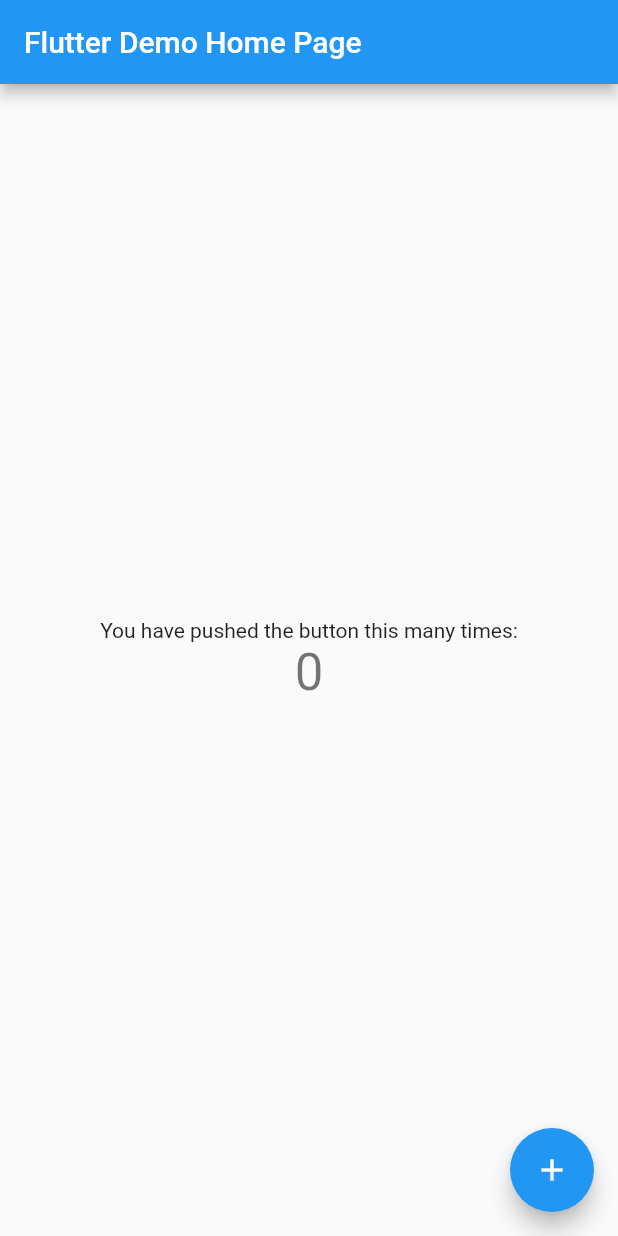
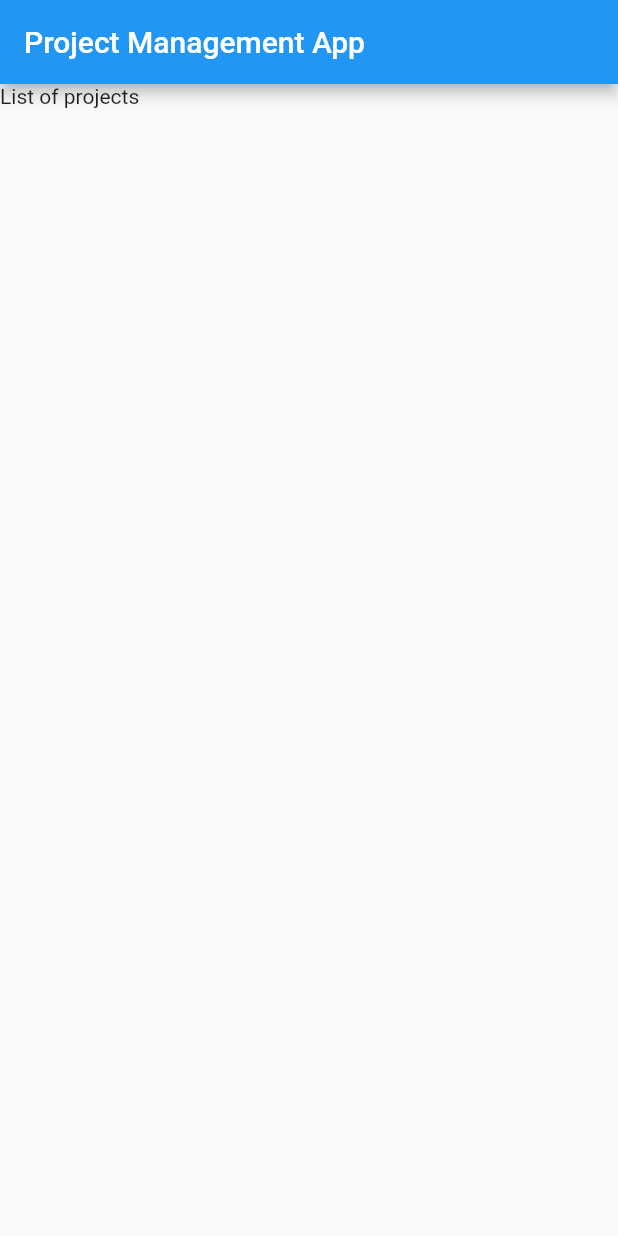
Before and after one commit to Karishma957/project_management_app, a Flutter app: the screen it shows after launch, on a phone screen of 412 x 824 dp. Run offline on Flutter 3.47's test engine with Material 2 defaults, Android fonts, the phone set to English and light mode, and no system bars; missing offline and left inert: mongo_dart.

Commit message:
added data models

```diff
--- /dev/null
+++ b/lib/Service/constants.dart
@@ -0,0 +1,3 @@
+class Constants{
+
+}
--- /dev/null
+++ b/lib/Service/db_connection.dart
@@ -0,0 +1,16 @@
+import 'package:mongo_dart/mongo_dart.dart';
+
+class DBConnection {
+  Db? db;
+
+  Future getConnection() async {
+    db=await Db.create(_getConnectionString());
+    await db?.open();
+    final coll=db?.collection('projects');
+    print(await coll?.find().toList());
+  }
+
+  _getConnectionString() {
+    return "mongodb+srv://Karishma:karishma@cluster0.auku1.mongodb.net/miniProject?retryWrites=true&w=majority";
+  }
+}
--- a/lib/main.dart
+++ b/lib/main.dart
@@ -1,4 +1,5 @@
 import 'package:flutter/material.dart';
+import 'package:project_management_app/Service/db_connection.dart';
 
 void main() {
   runApp(const MyApp());
@@ -7,109 +8,47 @@ void main() {
 class MyApp extends StatelessWidget {
   const MyApp({Key? key}) : super(key: key);
 
-  // This widget is the root of your application.
   @override
   Widget build(BuildContext context) {
     return MaterialApp(
       title: 'Flutter Demo',
+      debugShowCheckedModeBanner: false,
       theme: ThemeData(
-        // This is the theme of your application.
-        //
-        // Try running your application with "flutter run". You'll see the
-        // application has a blue toolbar. Then, without quitting the app, try
-        // changing the primarySwatch below to Colors.green and then invoke
-        // "hot reload" (press "r" in the console where you ran "flutter run",
-        // or simply save your changes to "hot reload" in a Flutter IDE).
-        // Notice that the counter didn't reset back to zero; the application
-        // is not restarted.
         primarySwatch: Colors.blue,
       ),
-      home: const MyHomePage(title: 'Flutter Demo Home Page'),
+      home: const MyHomePage(),
     );
   }
 }
 
 class MyHomePage extends StatefulWidget {
-  const MyHomePage({Key? key, required this.title}) : super(key: key);
-
-  // This widget is the home page of your application. It is stateful, meaning
-  // that it has a State object (defined below) that contains fields that affect
-  // how it looks.
-
-  // This class is the configuration for the state. It holds the values (in this
-  // case the title) provided by the parent (in this case the App widget) and
-  // used by the build method of the State. Fields in a Widget subclass are
-  // always marked "final".
-
-  final String title;
+  const MyHomePage({Key? key}) : super(key: key);
 
   @override
   State<MyHomePage> createState() => _MyHomePageState();
 }
 
 class _MyHomePageState extends State<MyHomePage> {
-  int _counter = 0;
-
-  void _incrementCounter() {
-    setState(() {
-      // This call to setState tells the Flutter framework that something has
-      // changed in this State, which causes it to rerun the build method below
-      // so that the display can reflect the updated values. If we changed
-      // _counter without calling setState(), then the build method would not be
-      // called again, and so nothing would appear to happen.
-      _counter++;
-    });
+  DBConnection db=DBConnection();
+  @override
+  void initState() {
+    db.getConnection();
+    super.initState();
   }
-
   @override
   Widget build(BuildContext context) {
-    // This method is rerun every time setState is called, for instance as done
-    // by the _incrementCounter method above.
-    //
-    // The Flutter framework has been optimized to make rerunning build methods
-    // fast, so that you can just rebuild anything that needs updating rather
-    // than having to individually change instances of widgets.
     return Scaffold(
       appBar: AppBar(
-        // Here we take the value from the MyHomePage object that was created by
-        // the App.build method, and use it to set our appbar title.
-        title: Text(widget.title),
+        title: const Text("Project Management App"),
       ),
-      body: Center(
-        // Center is a layout widget. It takes a single child and positions it
-        // in the middle of the parent.
-        child: Column(
-          // Column is also a layout widget. It takes a list of children and
-          // arranges them vertically. By default, it sizes itself to fit its
-          // children horizontally, and tries to be as tall as its parent.
-          //
-          // Invoke "debug painting" (press "p" in the console, choose the
-          // "Toggle Debug Paint" action from the Flutter Inspector in Android
-          // Studio, or the "Toggle Debug Paint" command in Visual Studio Code)
-          // to see the wireframe for each widget.
-          //
-          // Column has various properties to control how it sizes itself and
-          // how it positions its children. Here we use mainAxisAlignment to
-          // center the children vertically; the main axis here is the vertical
-          // axis because Columns are vertical (the cross axis would be
-          // horizontal).
-          mainAxisAlignment: MainAxisAlignment.center,
-          children: <Widget>[
-            const Text(
-              'You have pushed the button this many times:',
-            ),
-            Text(
-              '$_counter',
-              style: Theme.of(context).textTheme.headline4,
-            ),
-          ],
-        ),
-      ),
-      floatingActionButton: FloatingActionButton(
-        onPressed: _incrementCounter,
-        tooltip: 'Increment',
-        child: const Icon(Icons.add),
-      ), // This trailing comma makes auto-formatting nicer for build methods.
+      body: const Text("List of projects"),
     );
   }
 }
+
+/*
+mongo "mongodb+srv://cluster0.auku1.mongodb.net/miniProject" --username Karishma
+MongoDB shell version v3.6.8
+Enter password:
+connecting to: mongodb+srv://cluster0.auku1.mongodb.net/miniProject
+* */
--- /dev/null
+++ b/lib/model/project.dart
@@ -0,0 +1,47 @@
+import 'package:project_management_app/model/task.dart';
+import 'package:project_management_app/model/user.dart';
+
+class Project {
+  Project({
+    this.projectId,
+    this.projectName,
+    this.description,
+    this.startDate,
+    this.endDate,
+    this.userRoles,
+    this.tasks,
+  });
+
+  String? projectId;
+  String? projectName;
+  String? description;
+  String? startDate;
+  String? endDate;
+  List<UserRole?>? userRoles;
+  List<TaskId?>? tasks;
+
+  factory Project.fromJson(Map<String, dynamic> json) => Project(
+        projectId: json["projectId"] ?? "",
+        projectName: json["projectName"] ?? "",
+        description: json["description"] ?? "",
+        startDate: json["startDate"] ?? "",
+        endDate: json["endDate"],
+        userRoles: json["userRoles"] != null
+            ? List<UserRole>.from(
+                json["userRoles"].map((x) => UserRole.fromJson(x)))
+            : List.empty(),
+        tasks: json["tasks"] != null
+            ? List<TaskId>.from(json["tasks"].map((x) => TaskId.fromJson(x)))
+            : List.empty(),
+      );
+
+  Map<String, dynamic> toJson() => {
+        "projectId": projectId,
+        "projectName": projectName,
+        "description": description,
+        "startDate": startDate,
+        "endDate": endDate,
+        "userRoles": List<dynamic>.from(userRoles!.map((x) => x?.toJson())),
+        "tasks": List<dynamic>.from(tasks!.map((x) => x?.toJson())),
+      };
+}
--- /dev/null
+++ b/lib/model/user.dart
@@ -0,0 +1,47 @@
+import 'package:project_management_app/model/task.dart';
+
+class User {
+  User({
+    this.userId,
+    this.userName,
+    this.tasks,
+  });
+
+  String? userId;
+  String? userName;
+  List<TaskId?>? tasks;
+
+  factory User.fromJson(Map<String, dynamic> json) => User(
+        userId: json["userId"] ?? "",
+        userName: json["userName"] ?? "",
+        tasks: json["tasks"] != null
+            ? List<TaskId>.from(json["tasks"].map((x) => TaskId.fromJson(x)))
+            : List.empty(),
+      );
+
+  Map<String, dynamic> toJson() => {
+        "userId": userId,
+        "userName": userName,
+        "tasks": List<dynamic>.from(tasks!.map((x) => x?.toJson())),
+      };
+}
+
+class UserRole {
+  UserRole({
+    this.userId,
+    this.roleId,
+  });
+
+  String? userId;
+  String? roleId;
+
+  factory UserRole.fromJson(Map<String, dynamic> json) => UserRole(
+        userId: json["userId"] ?? "",
+        roleId: json["roleId"] ?? "",
+      );
+
+  Map<String, dynamic> toJson() => {
+        "userId": userId,
+        "roleId": roleId,
+      };
+}
```
Also changed, not shown: lib/Screens/loading.dart (added, +10 -0 lines), lib/Screens/login.dart (added, +10 -0 lines), lib/Screens/projects_screen.dart (added, +10 -0 lines), lib/Screens/tasks_screen.dart (added, +10 -0 lines), lib/model/role.dart (added, +23 -0 lines), lib/model/task.dart (added, +61 -0 lines), pubspec.yaml (+1 -53 lines).
